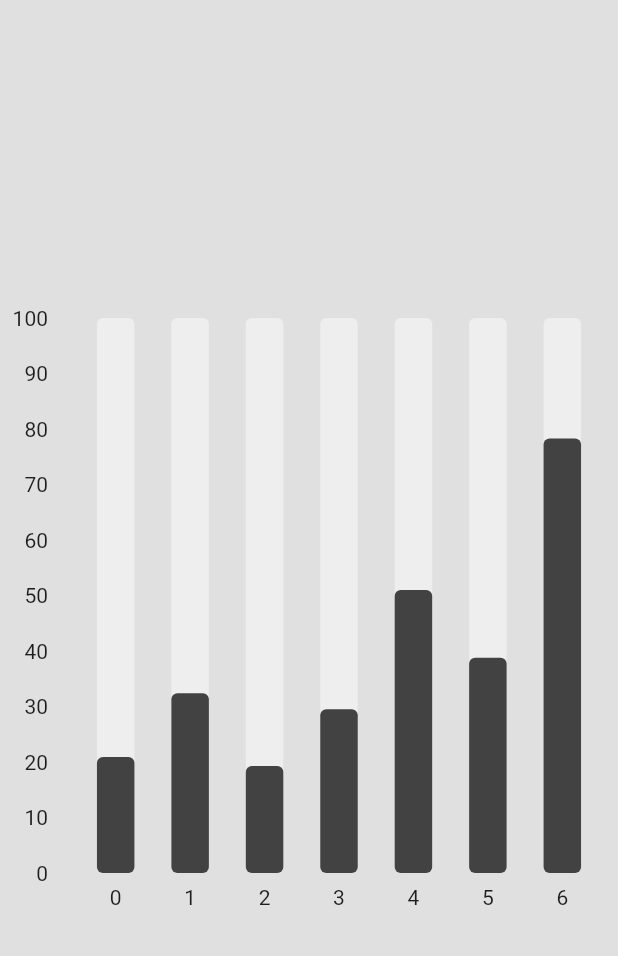
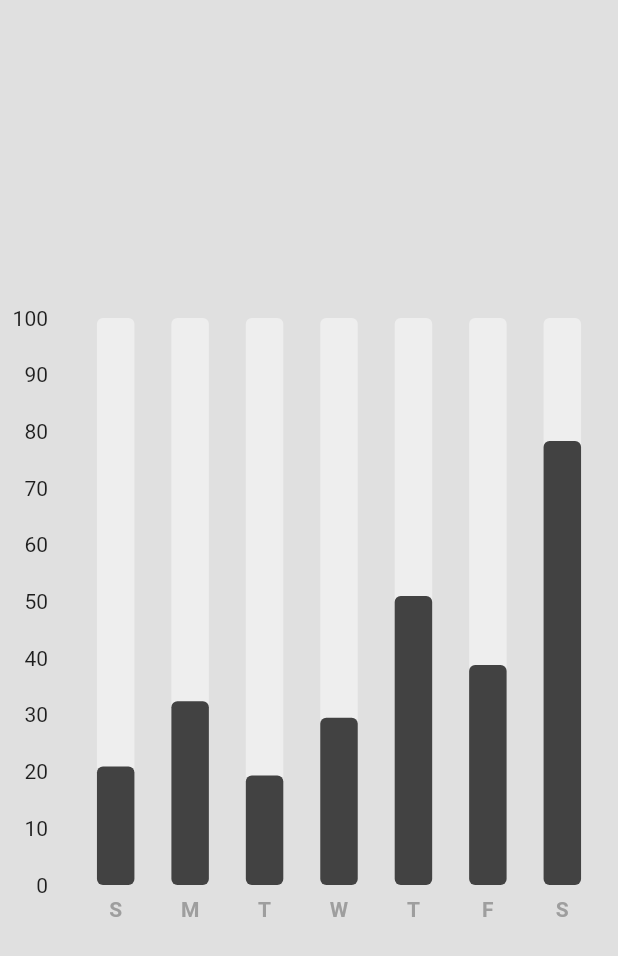
Before and after one commit to Asifor/flutter_bar_graph, a Flutter app: the screen it shows after launch, on a phone screen of 412 x 824 dp. Shown: the top 956 px of the screen. Run offline on Flutter 3.47's test engine with Material 2 defaults, Android fonts, the phone set to English and light mode, and no system bars; drawn by our look-alikes of fl_chart.

Commit message:
update bar_graph.dart

```diff
--- a/lib/bar_graph/bar_graph.dart
+++ b/lib/bar_graph/bar_graph.dart
@@ -35,7 +35,12 @@ class MyBarGraph extends StatelessWidget {
             sideTitles: SideTitles(reservedSize: 40, showTitles: true),
           ),
           rightTitles: AxisTitles(sideTitles: SideTitles(showTitles: false)),
-          bottomTitles: getBottomTitles,
+          bottomTitles: AxisTitles(
+            sideTitles: SideTitles(
+              showTitles: true,
+              getTitlesWidget: getBottomTitles,
+            ),
+          ),
         ),
         barGroups: myBarData.barData
             .map(
@@ -93,5 +98,9 @@ Widget getBottomTitles(double value, TitleMeta meta) {
       text = const Text('S', style: style);
       break;
     default:
+      text = const Text('', style: style);
+      break;
   }
+
+  return SideTitleWidget(child: text, axisSide: meta.axisSide);
 }
```
